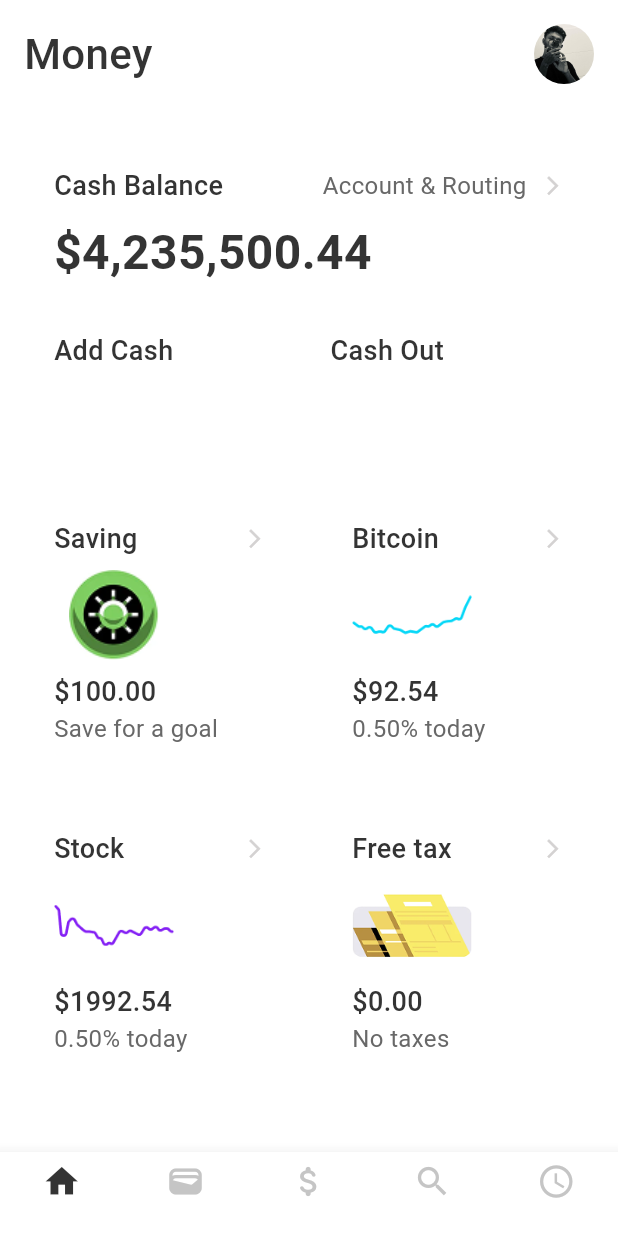
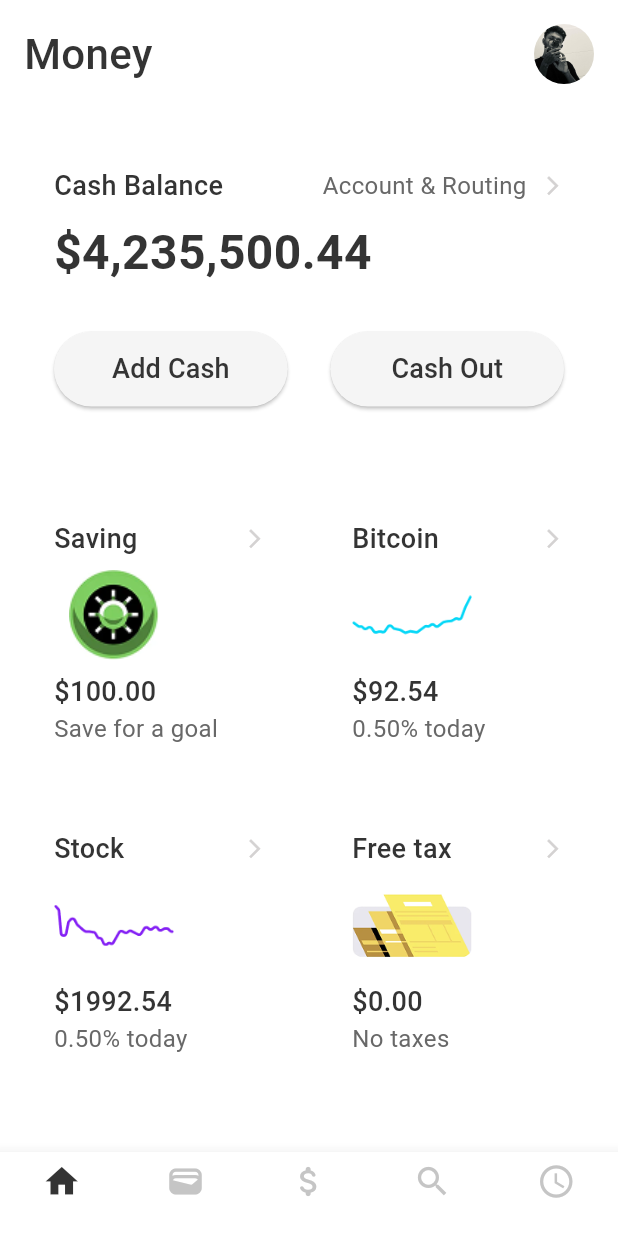
Before and after one commit to sandu2002/cashapp, a Flutter app: the screen it shows after launch, on a phone screen of 412 x 824 dp. Run offline on Flutter 3.47's test engine with Material 3 defaults, Android fonts, the phone set to English and light mode, and no system bars; our stand-ins replace go_router.

Commit message:
Refactor button interaction and update custom button styling

```diff
--- a/lib/pages/home_screen.dart
+++ b/lib/pages/home_screen.dart
@@ -94,9 +94,6 @@ class _HomeScreenState extends State<HomeScreen> {
                       mainAxisAlignment: MainAxisAlignment.spaceBetween,
                       children: [
                         GestureDetector(
-                          onTap: () {
-                          GoRouter.of(context).go("/sendmoney");
-                          },
                           child: CustomButton(
                             bgColor: const Color(0xffF5F5F5),
                             title: "Add Cash",
--- a/lib/widget/custom_button.dart
+++ b/lib/widget/custom_button.dart
@@ -24,11 +24,19 @@ class _CustomButtonState extends State<CustomButton> {
     return SizedBox(
       width: MediaQuery.of(context).size.width * 0.378,
       height: 50,
-      child: Text(
-        widget.title,
-        style: AppTextStyles.appTitle.copyWith(
-          fontSize: 18,
-          color: widget.titleColor,
+      child: ElevatedButton(
+        onPressed: () {
+          // Handle button press
+        },
+        style: ButtonStyle(
+          backgroundColor: WidgetStateProperty.all(widget.bgColor),
+        ),
+        child: Text(
+          widget.title,
+          style: AppTextStyles.appTitle.copyWith(
+            fontSize: 18,
+            color: widget.titleColor,
+          ),
         ),
       ),
     );
```
